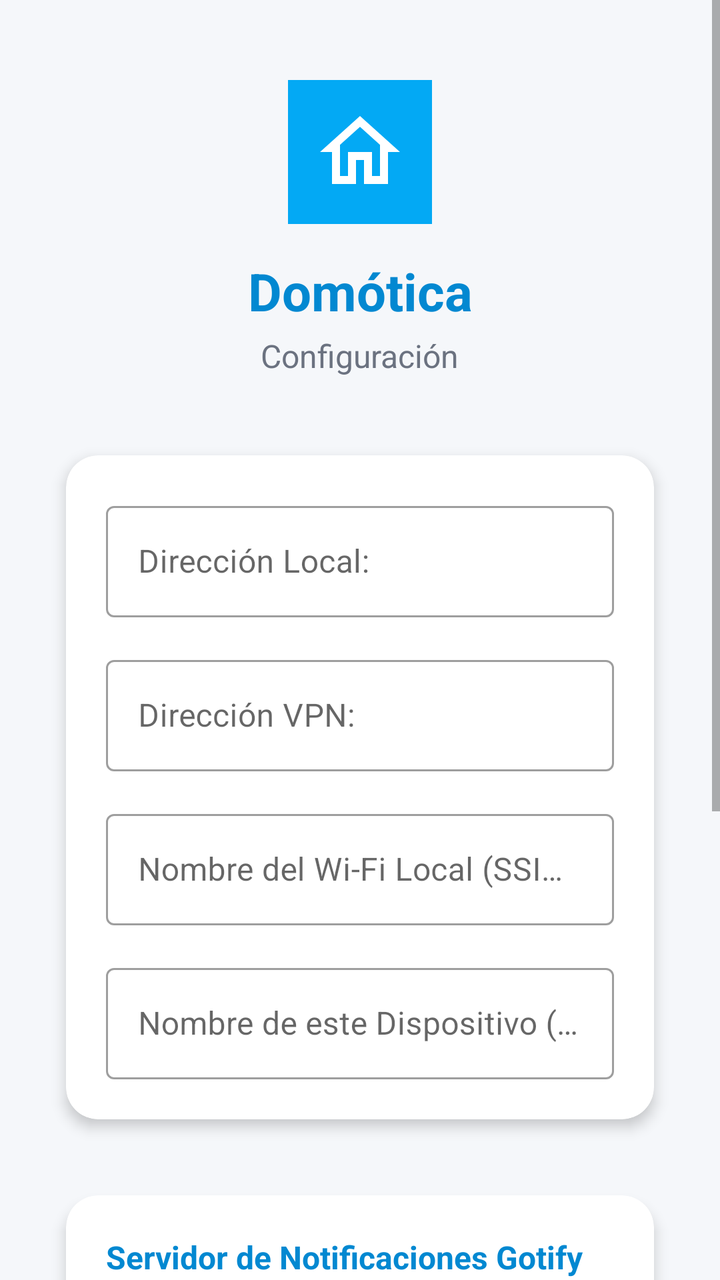
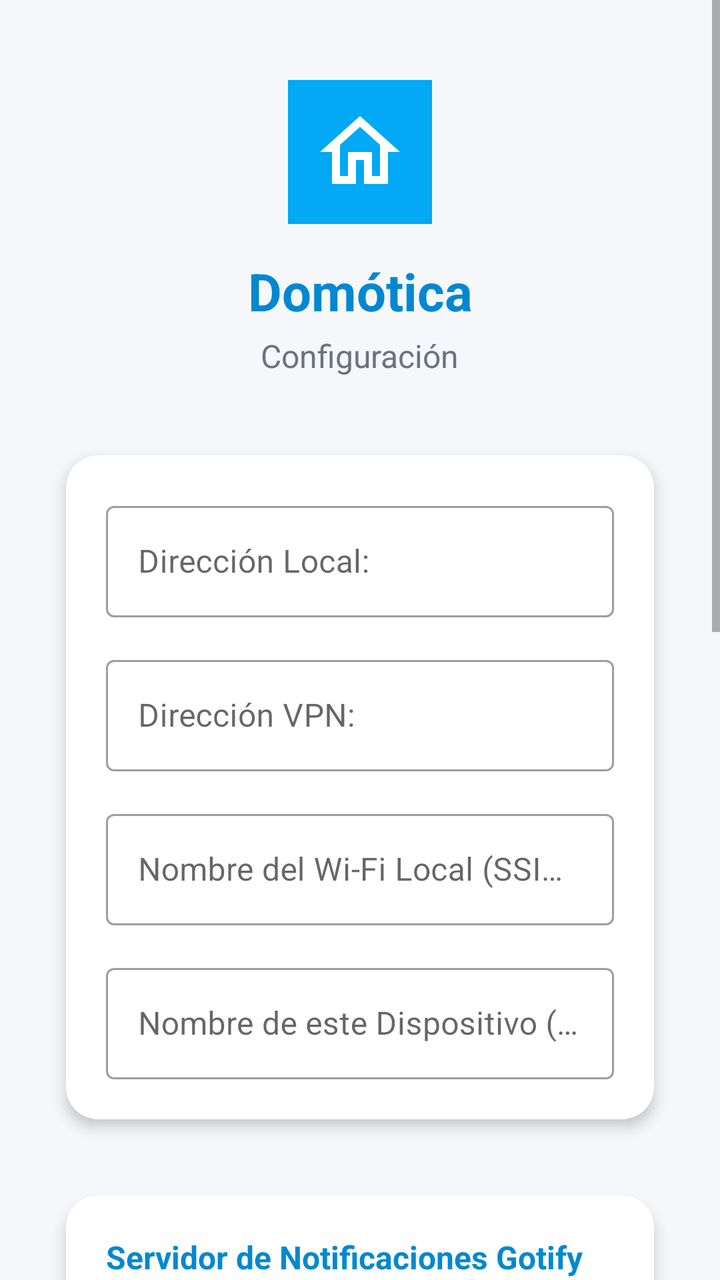

Screens rendered from an Android XML layout before and after an edit, with the pre-edit source and the edit as a unified diff.
<!-- AndroidManifest.xml: application theme Theme.Domotica -->
<!-- res/layout/activity_settings.xml -->
<?xml version="1.0" encoding="utf-8"?>
<ScrollView xmlns:android="http://schemas.android.com/apk/res/android"
    xmlns:app="http://schemas.android.com/apk/res-auto"
    xmlns:tools="http://schemas.android.com/tools"
    android:layout_width="match_parent"
    android:layout_height="match_parent"
    android:background="@color/background_light"
    android:fillViewport="true"
    tools:context=".SettingsActivity">

    <androidx.constraintlayout.widget.ConstraintLayout
        android:layout_width="match_parent"
        android:layout_height="wrap_content"
        android:padding="24dp">

        
        <ImageView
            android:id="@+id/ivLogo"
            android:layout_width="72dp"
            android:layout_height="72dp"
            android:layout_marginTop="16dp"
            android:background="@drawable/ic_launcher_background"
            android:contentDescription="@string/app_name"
            android:padding="12dp"
            android:src="@drawable/ic_house"
            app:layout_constraintEnd_toEndOf="parent"
            app:layout_constraintStart_toStartOf="parent"
            app:layout_constraintTop_toTopOf="parent" />

        <TextView
            android:id="@+id/tvTitle"
            android:layout_width="wrap_content"
            android:layout_height="wrap_content"
            android:layout_marginTop="16dp"
            android:text="@string/app_name"
            android:textColor="@color/primary_blue_dark"
            android:textSize="26sp"
            android:textStyle="bold"
            app:layout_constraintEnd_toEndOf="parent"
            app:layout_constraintStart_toStartOf="parent"
            app:layout_constraintTop_toBottomOf="@id/ivLogo" />

        <TextView
            android:id="@+id/tvSubtitle"
            android:layout_width="wrap_content"
            android:layout_height="wrap_content"
            android:layout_marginTop="4dp"
            android:text="@string/title_settings"
            android:textColor="@color/text_secondary"
            android:textSize="16sp"
            app:layout_constraintEnd_toEndOf="parent"
            app:layout_constraintStart_toStartOf="parent"
            app:layout_constraintTop_toBottomOf="@id/tvTitle" />

        
        <com.google.android.material.card.MaterialCardView
            android:id="@+id/cardSettings"
            android:layout_width="0dp"
            android:layout_height="wrap_content"
            android:layout_marginTop="28dp"
            app:cardCornerRadius="16dp"
            app:cardElevation="4dp"
            app:cardUseCompatPadding="true"
            app:layout_constraintEnd_toEndOf="parent"
            app:layout_constraintStart_toStartOf="parent"
            app:layout_constraintTop_toBottomOf="@id/tvSubtitle">

            <LinearLayout
                android:layout_width="match_parent"
                android:layout_height="wrap_content"
                android:orientation="vertical"
                android:padding="20dp">

                
                <com.google.android.material.textfield.TextInputLayout
                    android:id="@+id/tilLocalUrl"
                    style="@style/Widget.MaterialComponents.TextInputLayout.OutlinedBox"
                    android:layout_width="match_parent"
                    android:layout_height="wrap_content"
                    android:hint="@string/label_local_url">

                    <com.google.android.material.textfield.TextInputEditText
                        android:id="@+id/etLocalUrl"
                        android:layout_width="match_parent"
                        android:layout_height="wrap_content"
                        android:inputType="textUri"
                        android:singleLine="true" />
                </com.google.android.material.textfield.TextInputLayout>

                
                <com.google.android.material.textfield.TextInputLayout
                    android:id="@+id/tilVpnUrl"
                    style="@style/Widget.MaterialComponents.TextInputLayout.OutlinedBox"
                    android:layout_width="match_parent"
                    android:layout_height="wrap_content"
                    android:layout_marginTop="16dp"
                    android:hint="@string/label_vpn_url">

                    <com.google.android.material.textfield.TextInputEditText
                        android:id="@+id/etVpnUrl"
                        android:layout_width="match_parent"
                        android:layout_height="wrap_content"
                        android:inputType="textUri"
                        android:singleLine="true" />
                </com.google.android.material.textfield.TextInputLayout>

                
                <com.google.android.material.textfield.TextInputLayout
                    android:id="@+id/tilLocalSsid"
                    style="@style/Widget.MaterialComponents.TextInputLayout.OutlinedBox"
                    android:layout_width="match_parent"
                    android:layout_height="wrap_content"
                    android:layout_marginTop="16dp"
                    android:hint="@string/label_local_ssid">

                    <com.google.android.material.textfield.TextInputEditText
                        android:id="@+id/etLocalSsid"
                        android:layout_width="match_parent"
                        android:layout_height="wrap_content"
                        android:inputType="text"
                        android:singleLine="true" />
                </com.google.android.material.textfield.TextInputLayout>

                
                <com.google.android.material.textfield.TextInputLayout
                    android:id="@+id/tilDeviceName"
                    style="@style/Widget.MaterialComponents.TextInputLayout.OutlinedBox"
                    android:layout_width="match_parent"
                    android:layout_height="wrap_content"
                    android:layout_marginTop="16dp"
                    android:hint="@string/label_device_name">

                    <com.google.android.material.textfield.TextInputEditText
                        android:id="@+id/etDeviceName"
                        android:layout_width="match_parent"
                        android:layout_height="wrap_content"
                        android:inputType="text"
                        android:singleLine="true" />
                </com.google.android.material.textfield.TextInputLayout>

            </LinearLayout>

        </com.google.android.material.card.MaterialCardView>

        
        <com.google.android.material.card.MaterialCardView
            android:id="@+id/cardGotifySettings"
            android:layout_width="0dp"
            android:layout_height="wrap_content"
            android:layout_marginTop="16dp"
            app:cardCornerRadius="16dp"
            app:cardElevation="4dp"
            app:cardUseCompatPadding="true"
            app:layout_constraintEnd_toEndOf="parent"
            app:layout_constraintStart_toStartOf="parent"
            app:layout_constraintTop_toBottomOf="@id/cardSettings">

            <LinearLayout
                android:layout_width="match_parent"
                android:layout_height="wrap_content"
                android:orientation="vertical"
                android:padding="20dp">

                <TextView
                    android:layout_width="wrap_content"
                    android:layout_height="wrap_content"
                    android:text="@string/header_gotify_settings"
                    android:textColor="@color/primary_blue_dark"
                    android:textSize="16sp"
                    android:textStyle="bold" />

                
                <com.google.android.material.textfield.TextInputLayout
                    android:id="@+id/tilGotifyUrl"
                    style="@style/Widget.MaterialComponents.TextInputLayout.OutlinedBox"
                    android:layout_width="match_parent"
                    android:layout_height="wrap_content"
                    android:layout_marginTop="12dp"
                    android:hint="@string/label_gotify_url">

                    <com.google.android.material.textfield.TextInputEditText
                        android:id="@+id/etGotifyUrl"
                        android:layout_width="match_parent"
                        android:layout_height="wrap_content"
                        android:inputType="textUri"
                        android:singleLine="true" />
                </com.google.android.material.textfield.TextInputLayout>

                
                <com.google.android.material.textfield.TextInputLayout
                    android:id="@+id/tilGotifyUser"
                    style="@style/Widget.MaterialComponents.TextInputLayout.OutlinedBox"
                    android:layout_width="match_parent"
                    android:layout_height="wrap_content"
                    android:layout_marginTop="12dp"
                    android:hint="@string/label_gotify_user">

                    <com.google.android.material.textfield.TextInputEditText
                        android:id="@+id/etGotifyUser"
                        android:layout_width="match_parent"
                        android:layout_height="wrap_content"
                        android:inputType="text"
                        android:singleLine="true" />
                </com.google.android.material.textfield.TextInputLayout>

                
                <com.google.android.material.textfield.TextInputLayout
                    android:id="@+id/tilGotifyPass"
                    style="@style/Widget.MaterialComponents.TextInputLayout.OutlinedBox"
                    android:layout_width="match_parent"
                    android:layout_height="wrap_content"
                    android:layout_marginTop="12dp"
                    android:hint="@string/label_gotify_pass"
                    app:passwordToggleEnabled="true">

                    <com.google.android.material.textfield.TextInputEditText
                        android:id="@+id/etGotifyPass"
                        android:layout_width="match_parent"
                        android:layout_height="wrap_content"
                        android:inputType="textPassword"
                        android:singleLine="true" />
                </com.google.android.material.textfield.TextInputLayout>

            </LinearLayout>

        </com.google.android.material.card.MaterialCardView>

        
        <com.google.android.material.button.MaterialButton
            android:id="@+id/btnSave"
            android:layout_width="0dp"
            android:layout_height="56dp"
            android:layout_marginTop="24dp"
            android:layout_marginBottom="16dp"
            android:text="@string/btn_save_and_continue"
            android:textColor="@color/white"
            android:textSize="16sp"
            android:textStyle="bold"
            app:backgroundTint="@color/primary_blue"
            app:cornerRadius="12dp"
            app:layout_constraintBottom_toBottomOf="parent"
            app:layout_constraintEnd_toEndOf="parent"
            app:layout_constraintStart_toStartOf="parent"
            app:layout_constraintTop_toBottomOf="@id/cardGotifySettings"
            app:layout_constraintVertical_bias="0.0" />

    </androidx.constraintlayout.widget.ConstraintLayout>

</ScrollView>
<!-- resources referenced by this layout -->
<resources>
  <color name="background_light">#F5F7FA</color>
  <color name="primary_blue">#03A9F4</color>
  <color name="primary_blue_dark">#0288D1</color>
  <color name="text_secondary">#6B7280</color>
  <color name="white">#FFFFFF</color>
  <!-- drawable ic_house (drawable) -->
  <vector xmlns:android="http://schemas.android.com/apk/res/android"
      android:width="108dp"
      android:height="108dp"
      android:viewportWidth="24"
      android:viewportHeight="24">
      <path
          android:fillColor="#FFFFFF"
          android:pathData="M12,3L2,12h3v8h6v-6h2v6h6v-8h3L12,3z M12,5.69l5,4.5V18h-2v-6H9v6H7v-7.81L12,5.69z"/>
  </vector>
  <!-- drawable ic_launcher_background (drawable) -->
  <?xml version="1.0" encoding="utf-8"?>
  <vector xmlns:android="http://schemas.android.com/apk/res/android"
      android:width="108dp"
      android:height="108dp"
      android:viewportWidth="108"
      android:viewportHeight="108">
      <path
          android:fillColor="#03A9F4"
          android:pathData="M0,0h108v108h-108z" />
  </vector>
  <string name="app_name">Domótica</string>
  <string name="btn_save_and_continue">Guardar y Continuar</string>
  <string name="header_gotify_settings">Servidor de Notificaciones Gotify</string>
  <string name="label_device_name">Nombre de este Dispositivo (para notificaciones):</string>
  <string name="label_gotify_pass">Contraseña Gotify:</string>
  <string name="label_gotify_url">URL Servidor Gotify:</string>
  <string name="label_gotify_user">Usuario Gotify:</string>
  <string name="label_local_ssid">Nombre del Wi-Fi Local (SSID):</string>
  <string name="label_local_url">Dirección Local:</string>
  <string name="label_vpn_url">Dirección VPN:</string>
  <string name="title_settings">Configuración</string>
  <style name="Theme.Domotica" parent="Theme.MaterialComponents.DayNight.NoActionBar">
          
          <item name="colorPrimary">@color/primary_blue</item>
          <item name="colorPrimaryVariant">@color/primary_blue_dark</item>
          <item name="colorOnPrimary">@color/white</item>
          
          <item name="colorSecondary">@color/accent_blue</item>
          <item name="colorSecondaryVariant">@color/accent_blue</item>
          <item name="colorOnSecondary">@color/white</item>
          
          <item name="android:statusBarColor">@color/primary_blue_dark</item>
      </style>
  <color name="accent_blue">#009688</color>
</resources>

<!-- the commit's change to res/layout/activity_settings.xml (unified diff, before → after) -->
@@ -220,6 +220,74 @@
                         android:inputType="textPassword"
                         android:singleLine="true" />
                 </com.google.android.material.textfield.TextInputLayout>
+
+            </LinearLayout>
+
+        </com.google.android.material.card.MaterialCardView>
+
+        
+        <com.google.android.material.card.MaterialCardView
+            android:id="@+id/cardTailscaleSettings"
+            android:layout_width="0dp"
+            android:layout_height="wrap_content"
+            android:layout_marginTop="16dp"
+            app:cardCornerRadius="16dp"
+            app:cardElevation="4dp"
+            app:cardUseCompatPadding="true"
+            app:layout_constraintEnd_toEndOf="parent"
+            app:layout_constraintStart_toStartOf="parent"
+            app:layout_constraintTop_toBottomOf="@id/cardGotifySettings">
+
+            <LinearLayout
+                android:layout_width="match_parent"
+                android:layout_height="wrap_content"
+                android:orientation="vertical"
+                android:padding="20dp">
+
+                <TextView
+                    android:layout_width="wrap_content"
+                    android:layout_height="wrap_content"
+                    android:text="Acceso Remoto Tailscale"
+                    android:textColor="@color/primary_blue_dark"
+                    android:textSize="16sp"
+                    android:textStyle="bold" />
+
+                <TextView
+                    android:layout_width="wrap_content"
+                    android:layout_height="wrap_content"
+                    android:layout_marginTop="4dp"
+                    android:text="Inicia sesión o introduce la Auth Key para mantener el acceso remoto persistente para siempre."
+                    android:textColor="@color/text_secondary"
+                    android:textSize="13sp" />
+
+                
+                <com.google.android.material.textfield.TextInputLayout
+                    android:id="@+id/tilTailscaleAuthKey"
+                    style="@style/Widget.MaterialComponents.TextInputLayout.OutlinedBox"
+                    android:layout_width="match_parent"
+                    android:layout_height="wrap_content"
+                    android:layout_marginTop="12dp"
+                    android:hint="Auth Key (tskey-auth-...)">
+
+                    <com.google.android.material.textfield.TextInputEditText
+                        android:id="@+id/etTailscaleAuthKey"
+                        android:layout_width="match_parent"
+                        android:layout_height="wrap_content"
+                        android:inputType="text"
+                        android:singleLine="true" />
+                </com.google.android.material.textfield.TextInputLayout>
+
+                
+                <com.google.android.material.button.MaterialButton
+                    android:id="@+id/btnTailscaleLogin"
+                    style="@style/Widget.MaterialComponents.Button.OutlinedButton"
+                    android:layout_width="match_parent"
+                    android:layout_height="50dp"
+                    android:layout_marginTop="12dp"
+                    android:text="Iniciar sesión / Vincular Tailscale"
+                    android:textColor="@color/primary_blue"
+                    app:cornerRadius="8dp"
+                    app:strokeColor="@color/primary_blue" />
 
             </LinearLayout>
 
@@ -241,7 +309,7 @@
             app:layout_constraintBottom_toBottomOf="parent"
             app:layout_constraintEnd_toEndOf="parent"
             app:layout_constraintStart_toStartOf="parent"
-            app:layout_constraintTop_toBottomOf="@id/cardGotifySettings"
+            app:layout_constraintTop_toBottomOf="@id/cardTailscaleSettings"
             app:layout_constraintVertical_bias="0.0" />
 
     </androidx.constraintlayout.widget.ConstraintLayout>
